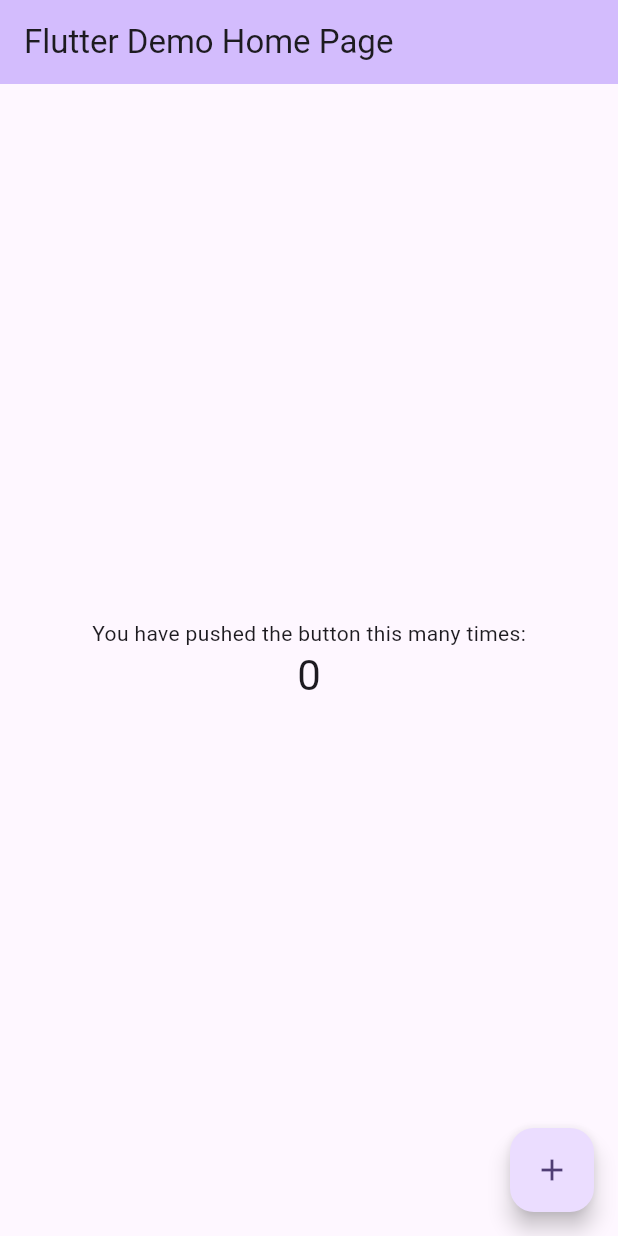
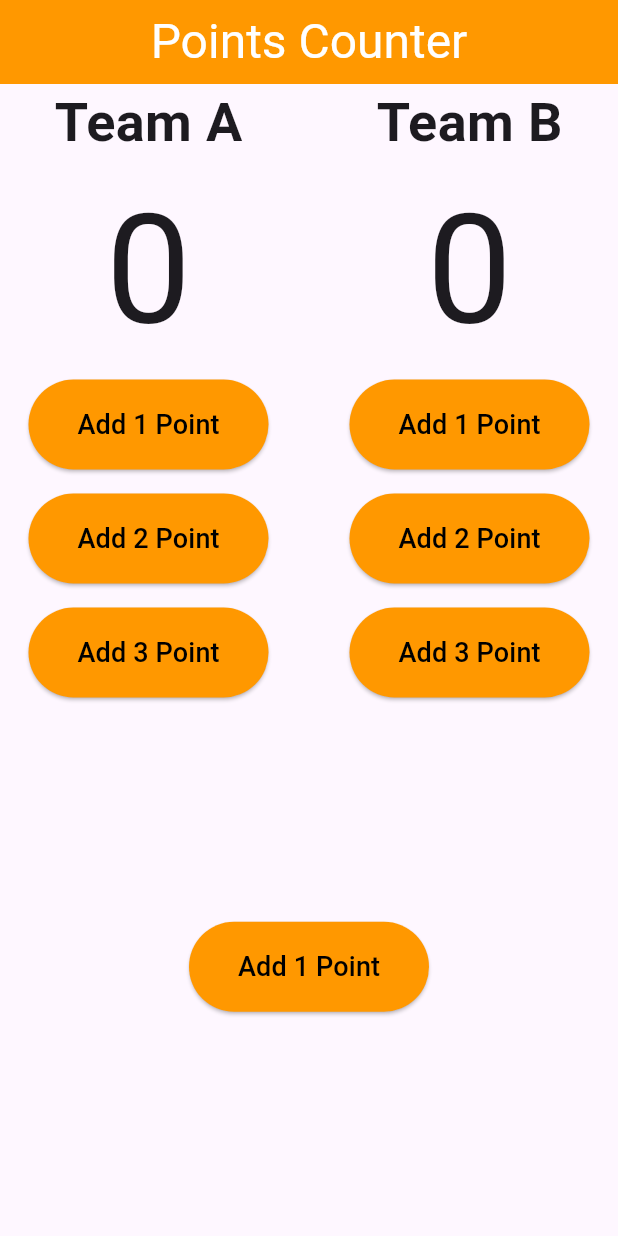
Before and after one commit to OsamaAliLasheen/basketball_points_counter_app, a Flutter app: the screen it shows after launch, on a phone screen of 412 x 824 dp. Run offline on Flutter 3.47's test engine with Material 3 defaults, Android fonts, the phone set to English and light mode, and no system bars.

Commit message:
- Added some text. - Added Elevated buttons

```diff
--- a/lib/main.dart
+++ b/lib/main.dart
@@ -1,125 +1,160 @@
 import 'package:flutter/material.dart';
 
 void main() {
-  runApp(const MyApp());
+  runApp(const PointsCounter());
 }
 
-class MyApp extends StatelessWidget {
-  const MyApp({super.key});
+class PointsCounter extends StatelessWidget {
+  const PointsCounter({super.key});
 
-  // This widget is the root of your application.
   @override
   Widget build(BuildContext context) {
     return MaterialApp(
-      title: 'Flutter Demo',
-      theme: ThemeData(
-        // This is the theme of your application.
-        //
-        // TRY THIS: Try running your application with "flutter run". You'll see
-        // the application has a purple toolbar. Then, without quitting the app,
-        // try changing the seedColor in the colorScheme below to Colors.green
-        // and then invoke "hot reload" (save your changes or press the "hot
-        // reload" button in a Flutter-supported IDE, or press "r" if you used
-        // the command line to start the app).
-        //
-        // Notice that the counter didn't reset back to zero; the application
-        // state is not lost during the reload. To reset the state, use hot
-        // restart instead.
-        //
-        // This works for code too, not just values: Most code changes can be
-        // tested with just a hot reload.
-        colorScheme: ColorScheme.fromSeed(seedColor: Colors.deepPurple),
-        useMaterial3: true,
-      ),
-      home: const MyHomePage(title: 'Flutter Demo Home Page'),
-    );
-  }
-}
-
-class MyHomePage extends StatefulWidget {
-  const MyHomePage({super.key, required this.title});
-
-  // This widget is the home page of your application. It is stateful, meaning
-  // that it has a State object (defined below) that contains fields that affect
-  // how it looks.
-
-  // This class is the configuration for the state. It holds the values (in this
-  // case the title) provided by the parent (in this case the App widget) and
-  // used by the build method of the State. Fields in a Widget subclass are
-  // always marked "final".
-
-  final String title;
-
-  @override
-  State<MyHomePage> createState() => _MyHomePageState();
-}
-
-class _MyHomePageState extends State<MyHomePage> {
-  int _counter = 0;
-
-  void _incrementCounter() {
-    setState(() {
-      // This call to setState tells the Flutter framework that something has
-      // changed in this State, which causes it to rerun the build method below
-      // so that the display can reflect the updated values. If we changed
-      // _counter without calling setState(), then the build method would not be
-      // called again, and so nothing would appear to happen.
-      _counter++;
-    });
-  }
-
-  @override
-  Widget build(BuildContext context) {
-    // This method is rerun every time setState is called, for instance as done
-    // by the _incrementCounter method above.
-    //
-    // The Flutter framework has been optimized to make rerunning build methods
-    // fast, so that you can just rebuild anything that needs updating rather
-    // than having to individually change instances of widgets.
-    return Scaffold(
-      appBar: AppBar(
-        // TRY THIS: Try changing the color here to a specific color (to
-        // Colors.amber, perhaps?) and trigger a hot reload to see the AppBar
-        // change color while the other colors stay the same.
-        backgroundColor: Theme.of(context).colorScheme.inversePrimary,
-        // Here we take the value from the MyHomePage object that was created by
-        // the App.build method, and use it to set our appbar title.
-        title: Text(widget.title),
-      ),
-      body: Center(
-        // Center is a layout widget. It takes a single child and positions it
-        // in the middle of the parent.
-        child: Column(
-          // Column is also a layout widget. It takes a list of children and
-          // arranges them vertically. By default, it sizes itself to fit its
-          // children horizontally, and tries to be as tall as its parent.
-          //
-          // Column has various properties to control how it sizes itself and
-          // how it positions its children. Here we use mainAxisAlignment to
-          // center the children vertically; the main axis here is the vertical
-          // axis because Columns are vertical (the cross axis would be
-          // horizontal).
-          //
-          // TRY THIS: Invoke "debug painting" (choose the "Toggle Debug Paint"
-          // action in the IDE, or press "p" in the console), to see the
-          // wireframe for each widget.
-          mainAxisAlignment: MainAxisAlignment.center,
-          children: <Widget>[
-            const Text(
-              'You have pushed the button this many times:',
+      home: Scaffold(
+        appBar: AppBar(
+          backgroundColor: Colors.orange,
+          title: const Text(
+            'Points Counter',
+            style: TextStyle(
+              fontSize: 32,
+              color: Colors.white,
             ),
-            Text(
-              '$_counter',
-              style: Theme.of(context).textTheme.headlineMedium,
+          ),
+          centerTitle: true,
+        ),
+        body: Column(
+          children: [
+            Row(
+              mainAxisAlignment: MainAxisAlignment.spaceEvenly,
+              children: [
+                Column(
+                  crossAxisAlignment: CrossAxisAlignment.center,
+                  children: [
+                    const Text(
+                      'Team A',
+                      style:
+                          TextStyle(fontSize: 36, fontWeight: FontWeight.bold),
+                    ),
+                    const Text(
+                      '0',
+                      style: TextStyle(
+                        fontSize: 102,
+                      ),
+                    ),
+                    ElevatedButton(
+                      style: ElevatedButton.styleFrom(
+                          backgroundColor: Colors.orange,
+                          minimumSize: const Size(160, 60)),
+                      onPressed: () {},
+                      child: const Text(
+                        'Add 1 Point',
+                        style: TextStyle(fontSize: 18, color: Colors.black),
+                      ),
+                    ),
+                    const SizedBox(
+                      height: 16,
+                    ),
+                    ElevatedButton(
+                      style: ElevatedButton.styleFrom(
+                          backgroundColor: Colors.orange,
+                          minimumSize: const Size(160, 60)),
+                      onPressed: () {},
+                      child: const Text(
+                        'Add 2 Point',
+                        style: TextStyle(fontSize: 18, color: Colors.black),
+                      ),
+                    ),
+                    const SizedBox(
+                      height: 16,
+                    ),
+                    ElevatedButton(
+                      style: ElevatedButton.styleFrom(
+                          backgroundColor: Colors.orange,
+                          minimumSize: const Size(160, 60)),
+                      onPressed: () {},
+                      child: const Text(
+                        'Add 3 Point',
+                        style: TextStyle(fontSize: 18, color: Colors.black),
+                      ),
+                    ),
+                  ],
+                ),
+                VerticalDivider(
+                  thickness: 1,
+                  color: Colors.grey[400],
+                ),
+                Column(
+                  children: [
+                    const Text(
+                      'Team B',
+                      style:
+                          TextStyle(fontSize: 36, fontWeight: FontWeight.bold),
+                    ),
+                    const Text(
+                      '0',
+                      style: TextStyle(
+                        fontSize: 102,
+                      ),
+                    ),
+                    ElevatedButton(
+                      style: ElevatedButton.styleFrom(
+                          backgroundColor: Colors.orange,
+                          minimumSize: const Size(160, 60)),
+                      onPressed: () {},
+                      child: const Text(
+                        'Add 1 Point',
+                        style: TextStyle(fontSize: 18, color: Colors.black),
+                      ),
+                    ),
+                    const SizedBox(
+                      height: 16,
+                    ),
+                    ElevatedButton(
+                      style: ElevatedButton.styleFrom(
+                          backgroundColor: Colors.orange,
+                          minimumSize: const Size(160, 60)),
+                      onPressed: () {},
+                      child: const Text(
+                        'Add 2 Point',
+                        style: TextStyle(fontSize: 18, color: Colors.black),
+                      ),
+                    ),
+                    const SizedBox(
+                      height: 16,
+                    ),
+                    ElevatedButton(
+                      style: ElevatedButton.styleFrom(
+                          backgroundColor: Colors.orange,
+                          minimumSize: const Size(160, 60)),
+                      onPressed: () {},
+                      child: const Text(
+                        'Add 3 Point',
+                        style: TextStyle(fontSize: 18, color: Colors.black),
+                      ),
+                    ),
+                  ],
+                ),
+              ],
+            ),
+            const Spacer(
+              flex: 1,
+            ),
+            ElevatedButton(
+              style: ElevatedButton.styleFrom(
+                  backgroundColor: Colors.orange,
+                  minimumSize: const Size(160, 60)),
+              onPressed: () {},
+              child: const Text(
+                'Add 1 Point',
+                style: TextStyle(fontSize: 18, color: Colors.black),
+              ),
+            ),
+            const Spacer(
+              flex: 1,
             ),
           ],
         ),
       ),
-      floatingActionButton: FloatingActionButton(
-        onPressed: _incrementCounter,
-        tooltip: 'Increment',
-        child: const Icon(Icons.add),
-      ), // This trailing comma makes auto-formatting nicer for build methods.
     );
   }
 }
```
